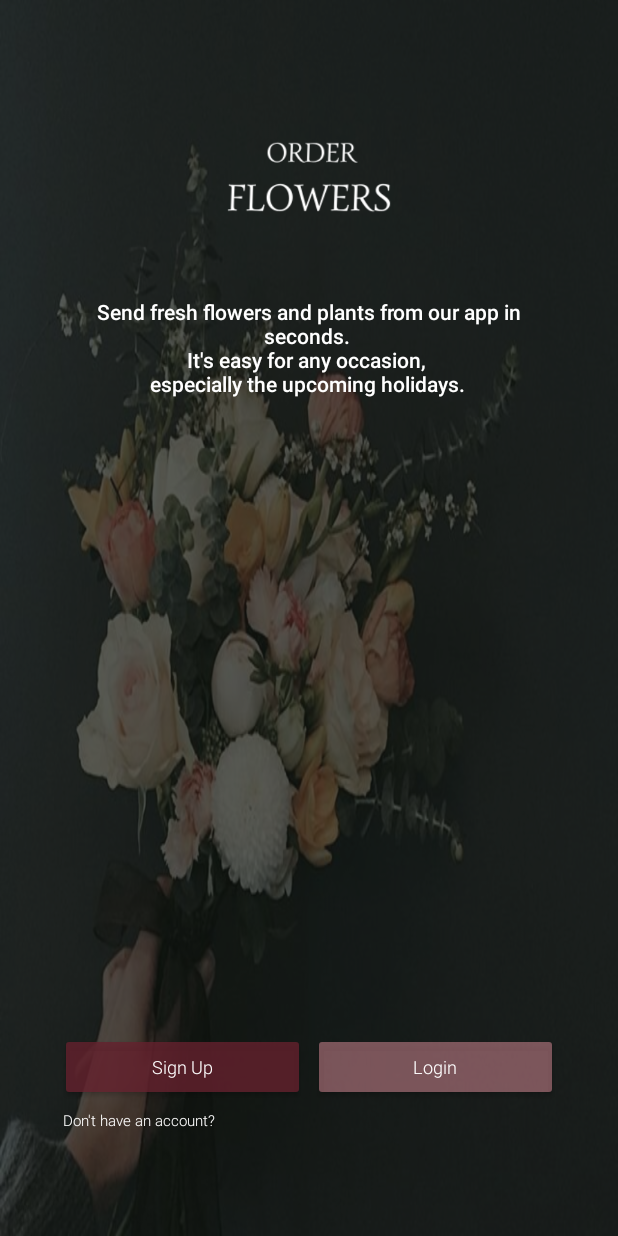
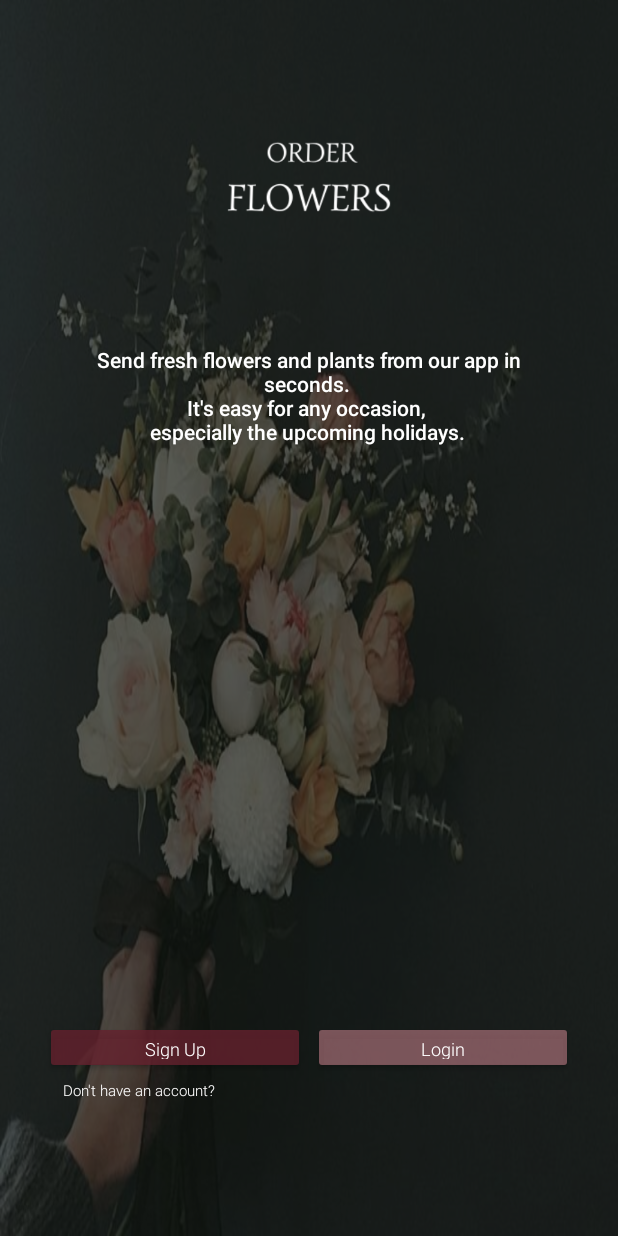
Before and after one commit to kalzira/OrderFlowers, an Android app: the screen it shows after launch (MainActivity), on a phone screen of 412 x 824 dp. Run offline under Robolectric (Android 15) with nearby library versions, the phone set to English and light mode, and no system bars; plain views replace FButton.

Commit message:
UI changes

```diff
--- a/app/src/main/res/layout/activity_main.xml
+++ b/app/src/main/res/layout/activity_main.xml
@@ -53,6 +53,7 @@
         android:layout_width="match_parent"
         android:layout_height="wrap_content"
         android:layout_marginStart="10dp"
+        android:layout_marginTop="32dp"
         android:layout_marginEnd="10dp"
         android:fontFamily="sans-serif-light"
         android:padding="30dp"
@@ -68,19 +69,20 @@
     </TextView>
 
     <LinearLayout
-        android:padding="30dp"
         android:layout_width="match_parent"
         android:layout_height="wrap_content"
-        android:layout_marginBottom="60dp"
+        android:layout_marginBottom="88dp"
         android:orientation="horizontal"
+        android:padding="20dp"
         app:layout_constraintBottom_toBottomOf="@+id/imageView"
         app:layout_constraintEnd_toEndOf="@id/imageView"
+        app:layout_constraintHorizontal_bias="0.0"
         app:layout_constraintStart_toStartOf="@id/imageView">
 
         <info.hoang8f.widget.FButton
             android:id="@+id/signUp_btn"
             android:layout_width="0dp"
-            android:layout_height="45dp"
+            android:layout_height="35dp"
             android:layout_marginStart="10dp"
             android:layout_marginEnd="2.5dp"
             android:layout_weight="0.5"
@@ -89,8 +91,8 @@
             android:text="Sign Up"
             android:textAllCaps="false"
             android:textColor="@android:color/white"
+            android:textSize="12sp"
             app:cornerRadius="5dp"
-            android:textSize="12sp"
             app:shadowColor="@color/btnSignUp"
             app:shadowEnabled="true"
             app:shadowHeight="2.5dp" />
@@ -98,16 +100,16 @@
         <info.hoang8f.widget.FButton
             android:id="@+id/login_btn"
             android:layout_width="0dp"
-            android:layout_height="45dp"
+            android:layout_height="35dp"
             android:layout_marginStart="2.5dp"
             android:layout_marginEnd="10dp"
             android:layout_weight="0.5"
             android:backgroundTint="@color/btnLogin"
             android:fontFamily="sans-serif-light"
             android:text="Login"
-            android:textSize="12sp"
             android:textAllCaps="false"
             android:textColor="@android:color/white"
+            android:textSize="12sp"
             app:cornerRadius="5dp"
             app:shadowColor="@color/btnLogin"
             app:shadowEnabled="true"
@@ -117,11 +119,11 @@
     </LinearLayout>
 
     <LinearLayout
-        android:padding="30dp"
         android:layout_width="match_parent"
         android:layout_height="wrap_content"
-        android:layout_marginBottom="40dp"
+        android:layout_marginBottom="60dp"
         android:orientation="horizontal"
+        android:padding="30dp"
         app:layout_constraintBottom_toBottomOf="@+id/imageView"
         app:layout_constraintEnd_toEndOf="@id/imageView"
         app:layout_constraintStart_toStartOf="@id/imageView">
@@ -131,9 +133,9 @@
             android:layout_height="wrap_content"
             android:layout_marginStart="12dp"
             android:fontFamily="sans-serif-light"
+            android:text="Don't have an account?"
             android:textColor="@android:color/white"
-            android:textSize="10sp"
-            android:text="Don't have an account?">
+            android:textSize="10sp">
 
         </TextView>
     </LinearLayout>
```
